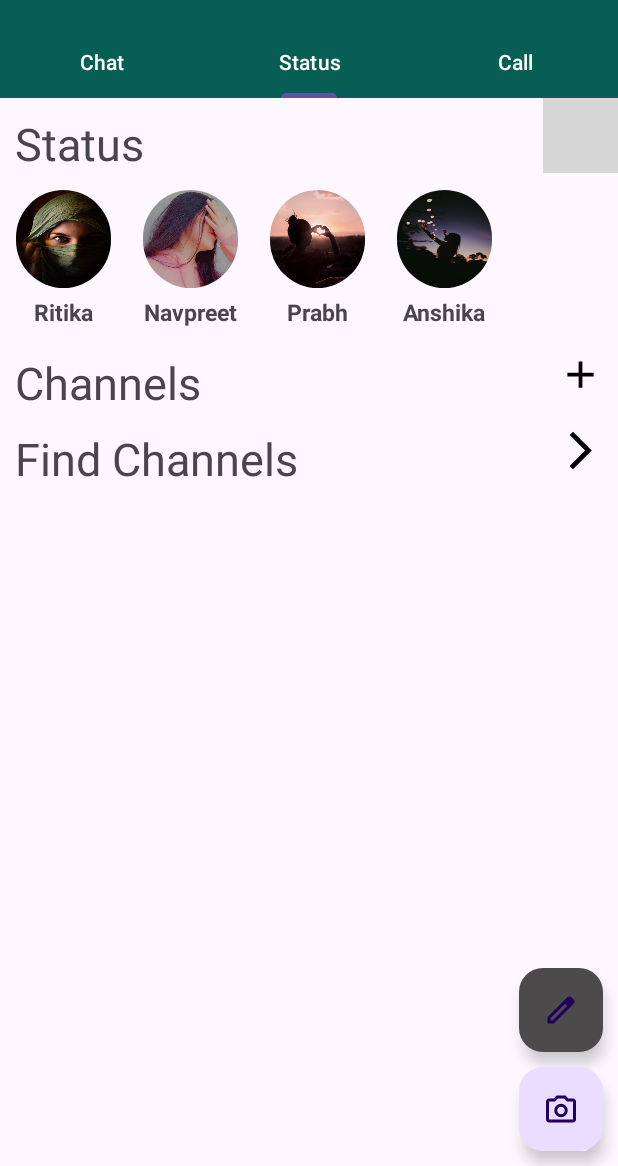
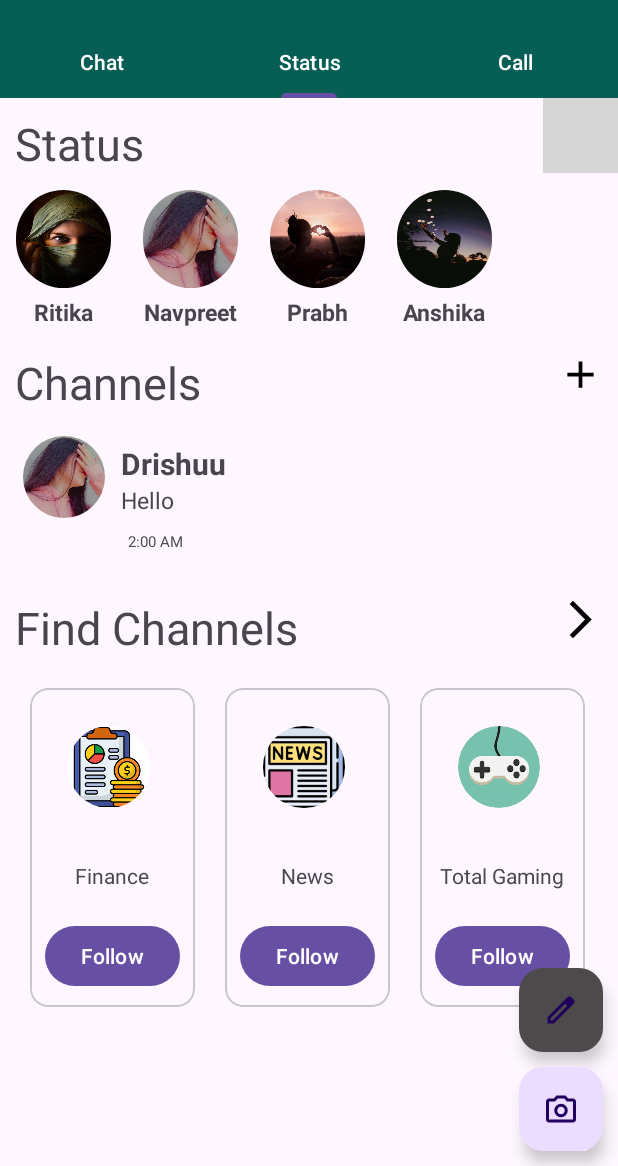
Before and after one commit to drishti2281/Whatsapp-Project, an Android app: the screen it shows after launch (MainActivity), tab 2 chosen, on a phone screen of 412 x 824 dp, the part 70-1236 px from its top. Run offline under Robolectric (Android 15) with nearby library versions, the phone set to English and light mode, and no system bars; our stand-ins replace data binding; grey boxes are pictures that could not be loaded.

Commit message:
status fragment complete

```diff
--- /dev/null
+++ b/app/src/main/java/com/example/whatsappproject/FindchannelsAdapter.kt
@@ -0,0 +1,29 @@
+package com.example.whatsappproject
+
+import android.view.LayoutInflater
+import android.view.View
+import android.view.ViewGroup
+import android.widget.ImageView
+import android.widget.TextView
+import androidx.recyclerview.widget.RecyclerView
+
+data class FindchannelsAdapter(var findChannelList : List<FindchannelsClass>) : RecyclerView.Adapter<FindchannelsAdapter.ViewHolder>() {
+    class ViewHolder(view: View): RecyclerView.ViewHolder(view){
+        var channelImage = view.findViewById<ImageView>(R.id.ivImage)
+        var channelName = view.findViewById<TextView>(R.id.tvChannelName)
+    }
+
+    override fun onCreateViewHolder(parent: ViewGroup, viewType: Int): ViewHolder {
+        var view = LayoutInflater.from(parent.context).inflate(R.layout.findchannels_items,parent,false)
+        return ViewHolder(view)
+    }
+
+    override fun getItemCount(): Int {
+        return findChannelList.size
+    }
+
+    override fun onBindViewHolder(holder: ViewHolder, position: Int) {
+        holder.channelImage.setImageResource(findChannelList[position].channelImage)
+        holder.channelName.text = findChannelList[position].channelName
+    }
+}
--- a/app/src/main/java/com/example/whatsappproject/StatusFragment.kt
+++ b/app/src/main/java/com/example/whatsappproject/StatusFragment.kt
@@ -28,6 +28,13 @@ class StatusFragment : Fragment() {
     private var param2: String? = null
     lateinit var binding : FragmentStatusBinding
 
+    var channellist : MutableList<ChannelsClass> = mutableListOf(
+        ChannelsClass(R.drawable.img_3,"Drishuu","Hello","2:00 AM"))
+    var findChannellist : MutableList<FindchannelsClass> = mutableListOf(
+        FindchannelsClass(R.drawable.img_6,"Finance"),
+        FindchannelsClass(R.drawable.img_7,"News"),
+        FindchannelsClass(R.drawable.img_8,"Total Gaming"))
+
     override fun onCreate(savedInstanceState: Bundle?) {
         super.onCreate(savedInstanceState)
         arguments?.let {
@@ -57,10 +64,13 @@ class StatusFragment : Fragment() {
         binding.rvStatus.adapter = StatusAdapter(Status)
         binding.rvStatus.layoutManager = LinearLayoutManager(requireContext(),LinearLayoutManager.HORIZONTAL,false)
 
-        val channelList = null
-        binding.rvChannels.adapter = channelList?.let { ChannelsAdapter(it) }
+        binding.rvChannels.adapter =  ChannelsAdapter(channellist)
         binding.rvChannels.layoutManager =
             LinearLayoutManager(requireContext(), LinearLayoutManager.VERTICAL, false)
+
+        binding.rvFindChannels.adapter = FindchannelsAdapter(findChannellist)
+        binding.rvFindChannels.layoutManager =
+            LinearLayoutManager(requireContext(), LinearLayoutManager.HORIZONTAL, false)
 
     }
     override fun onCreateOptionsMenu(menu: Menu, inflater: MenuInflater) {
--- /dev/null
+++ b/app/src/main/res/layout/findchannels_items.xml
@@ -0,0 +1,47 @@
+<?xml version="1.0" encoding="utf-8"?>
+<layout xmlns:app="http://schemas.android.com/apk/res-auto">
+    <androidx.constraintlayout.widget.ConstraintLayout xmlns:android="http://schemas.android.com/apk/res/android"
+        android:layout_width="wrap_content"
+        android:layout_height="wrap_content">
+
+        <com.google.android.material.card.MaterialCardView
+            android:layout_width="wrap_content"
+            android:layout_height="wrap_content"
+            android:layout_margin="20dp"
+            app:layout_constraintTop_toTopOf="parent"
+            app:layout_constraintStart_toStartOf="parent">
+            <LinearLayout
+                android:layout_width="match_parent"
+                android:layout_height="match_parent"
+                android:orientation="vertical">
+
+                <com.google.android.material.imageview.ShapeableImageView
+                    android:id="@+id/ivImage"
+                    android:layout_width="65dp"
+                    android:layout_height="65dp"
+                    android:padding="5dp"
+                    android:scaleType="fitXY"
+                    android:src="@drawable/img"
+                    android:layout_margin="20dp"
+                    app:layout_constraintStart_toStartOf="parent"
+                    app:layout_constraintTop_toTopOf="parent"
+                    app:shapeAppearanceOverlay="@style/Circle" />
+
+                <TextView
+                    android:layout_width="wrap_content"
+                    android:layout_height="wrap_content"
+                    android:id="@+id/tvChannelName"
+                    android:layout_gravity="center"
+                    android:text="@string/channel_name"
+                    android:layout_margin="10dp"/>
+
+                <Button
+                    android:layout_width="wrap_content"
+                    android:layout_height="wrap_content"
+                    android:text="@string/follow"
+                    android:layout_margin="10dp"/>
+            </LinearLayout>
+        </com.google.android.material.card.MaterialCardView>
+
+    </androidx.constraintlayout.widget.ConstraintLayout>
+</layout>
--- a/app/src/main/res/values/strings.xml
+++ b/app/src/main/res/values/strings.xml
@@ -19,4 +19,6 @@
     <string name="find_channels">Find Channels</string>
     <string name="time">Time</string>
     <string name="chat">Chat</string>
+    <string name="channel_name">Channel Name</string>
+    <string name="follow">Follow</string>
 </resources>
```
Also changed, not shown: app/src/main/res/drawable/img_6.png (added), app/src/main/res/drawable/img_7.png (added), app/src/main/res/drawable/img_8.png (added), app/src/main/res/drawable/img_9.png (added).
